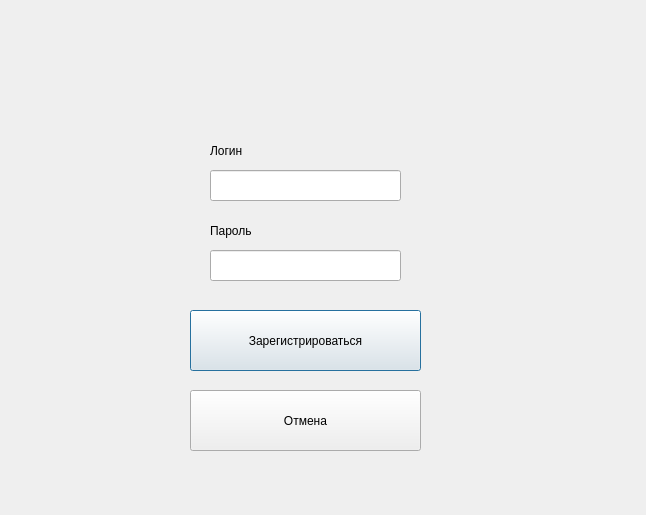
Before: the Qt Designer form registerwindow.ui in icspero/3-semester-CourseWork_Client, drawn with Qt 5.
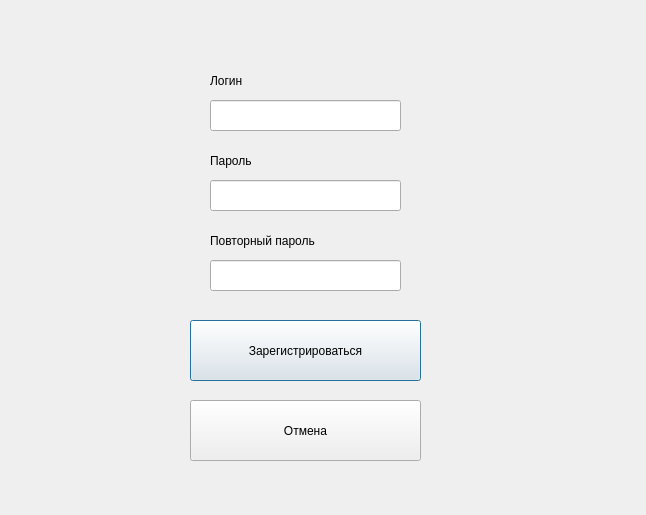
After: the same form once the commit is applied.

Patch:
```diff
--- a/registerwindow.ui
+++ b/registerwindow.ui
@@ -17,7 +17,7 @@
    <property name="geometry">
     <rect>
      <x>210</x>
-     <y>170</y>
+     <y>100</y>
      <width>191</width>
      <height>31</height>
     </rect>
@@ -27,7 +27,7 @@
    <property name="geometry">
     <rect>
      <x>210</x>
-     <y>250</y>
+     <y>180</y>
      <width>191</width>
      <height>31</height>
     </rect>
@@ -40,7 +40,7 @@
    <property name="geometry">
     <rect>
      <x>210</x>
-     <y>140</y>
+     <y>70</y>
      <width>91</width>
      <height>21</height>
     </rect>
@@ -53,7 +53,7 @@
    <property name="geometry">
     <rect>
      <x>210</x>
-     <y>220</y>
+     <y>150</y>
      <width>91</width>
      <height>21</height>
     </rect>
@@ -66,7 +66,7 @@
    <property name="geometry">
     <rect>
      <x>190</x>
-     <y>310</y>
+     <y>320</y>
      <width>231</width>
      <height>61</height>
     </rect>
@@ -79,7 +79,7 @@
    <property name="geometry">
     <rect>
      <x>190</x>
-     <y>390</y>
+     <y>400</y>
      <width>231</width>
      <height>61</height>
     </rect>
@@ -88,6 +88,32 @@
     <string>Отмена</string>
    </property>
   </widget>
+  <widget class="QLineEdit" name="lineEdit_3">
+   <property name="geometry">
+    <rect>
+     <x>210</x>
+     <y>260</y>
+     <width>191</width>
+     <height>31</height>
+    </rect>
+   </property>
+   <property name="echoMode">
+    <enum>QLineEdit::Password</enum>
+   </property>
+  </widget>
+  <widget class="QLabel" name="label_3">
+   <property name="geometry">
+    <rect>
+     <x>210</x>
+     <y>230</y>
+     <width>151</width>
+     <height>21</height>
+    </rect>
+   </property>
+   <property name="text">
+    <string>Повторный пароль</string>
+   </property>
+  </widget>
  </widget>
  <resources/>
  <connections/>
```
